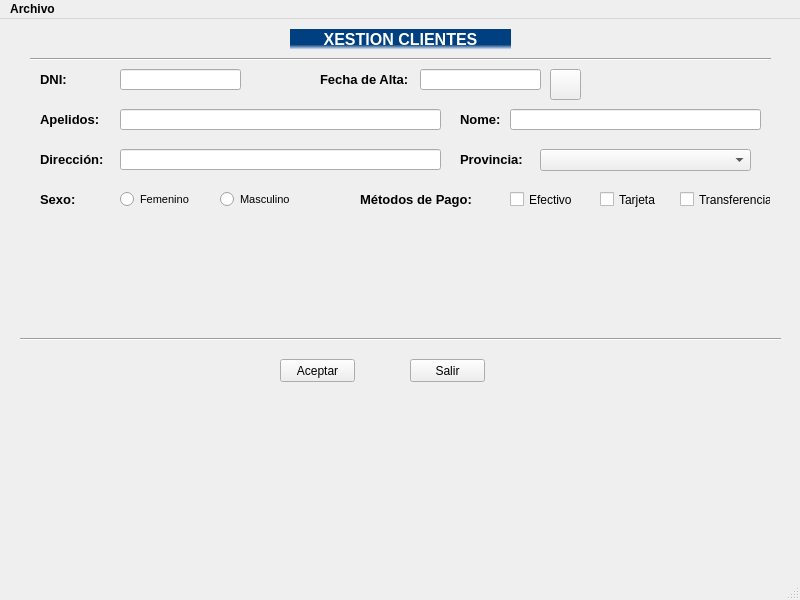
Qt form ventana.ui (MelonRodante/ProyectoUno) before a commit.
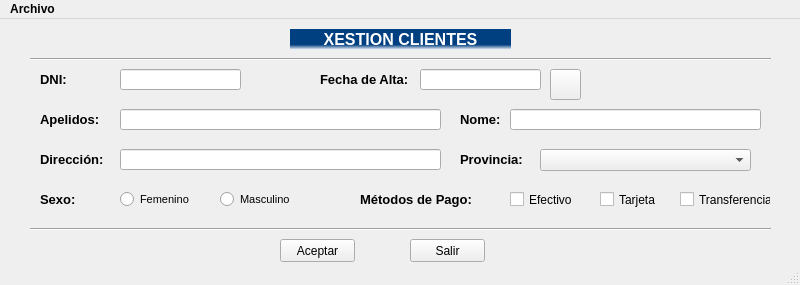
The same form after that commit. Icons and pictures are not drawn.

Commit message: Cambio de tamaño de ventana

What changed in the file:
```diff
--- a/ventana.ui
+++ b/ventana.ui
@@ -7,7 +7,7 @@
     <x>0</x>
     <y>0</y>
     <width>800</width>
-    <height>600</height>
+    <height>285</height>
    </rect>
   </property>
   <property name="font">
@@ -198,9 +198,9 @@
    <widget class="Line" name="lineaInferior">
     <property name="geometry">
      <rect>
-      <x>20</x>
-      <y>310</y>
-      <width>761</width>
+      <x>30</x>
+      <y>200</y>
+      <width>741</width>
       <height>20</height>
      </rect>
     </property>
@@ -212,7 +212,7 @@
     <property name="geometry">
      <rect>
       <x>280</x>
-      <y>340</y>
+      <y>220</y>
       <width>75</width>
       <height>23</height>
      </rect>
@@ -231,7 +231,7 @@
     <property name="geometry">
      <rect>
       <x>410</x>
-      <y>340</y>
+      <y>220</y>
       <width>75</width>
       <height>23</height>
      </rect>
```
The commit also changes 2 other files.
